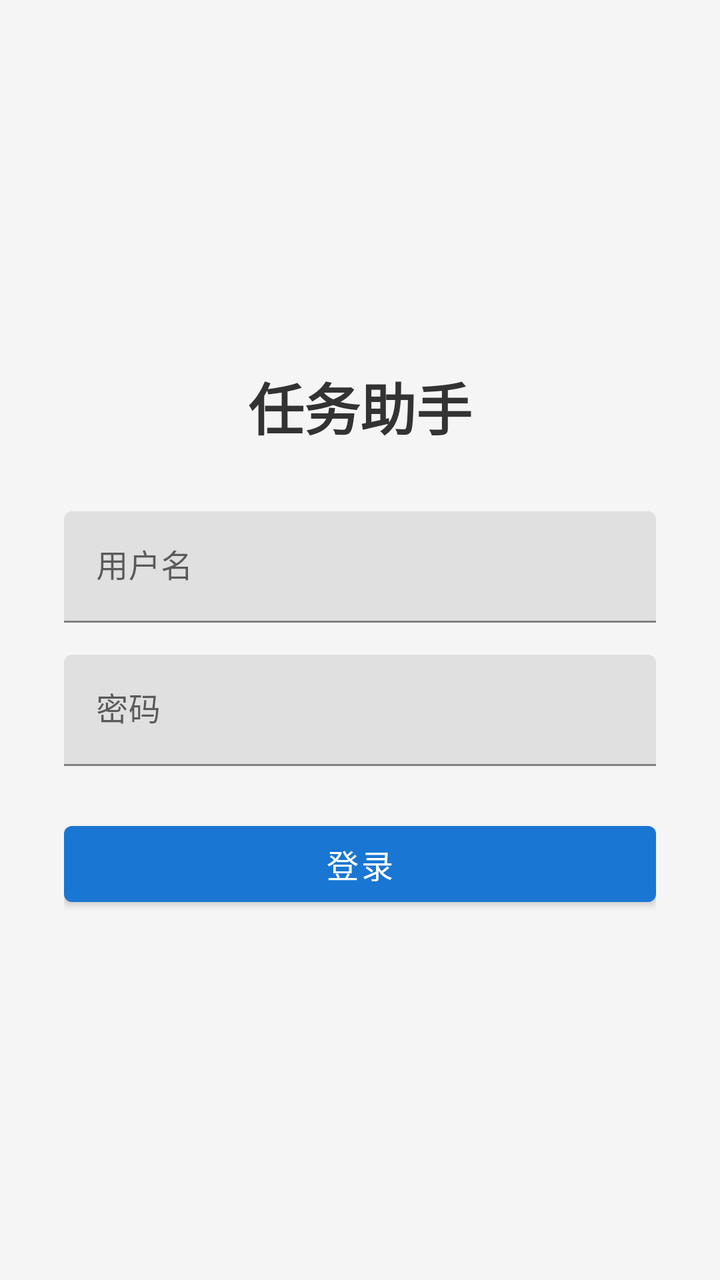
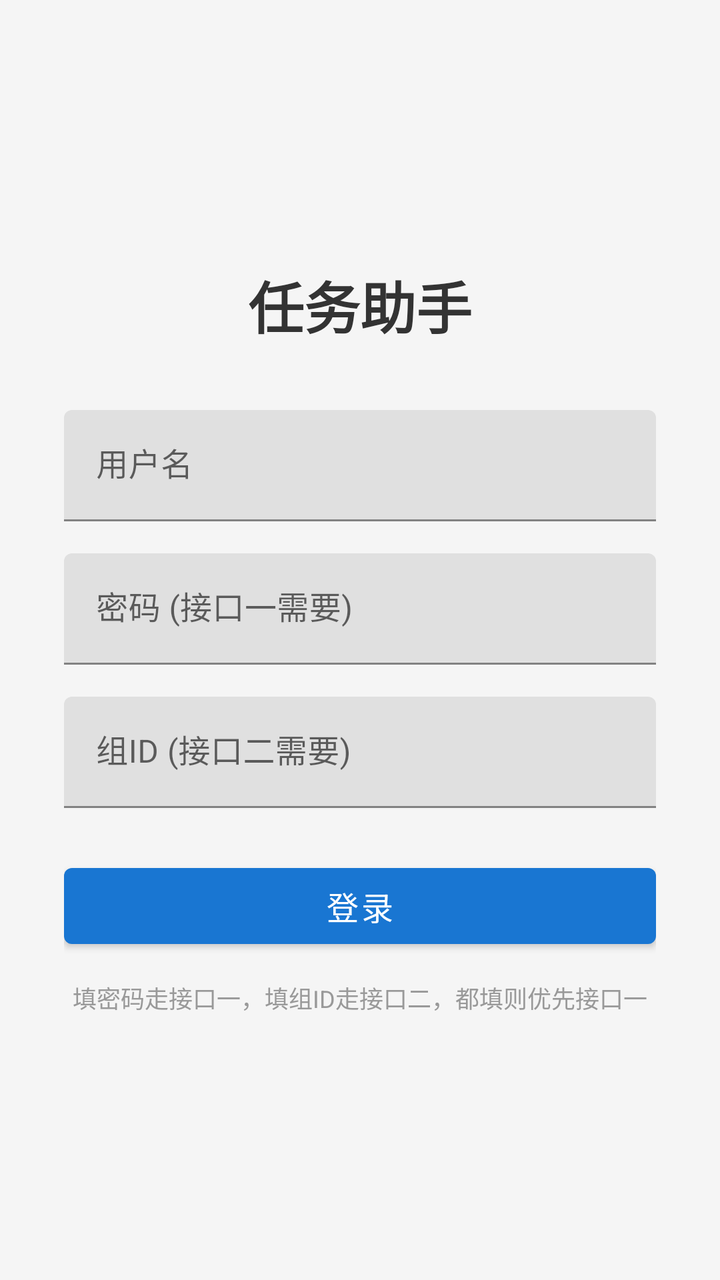

Before-and-after screenshots of an Android layout around one commit, followed by the original layout XML and the change that was made.
<!-- AndroidManifest.xml: activity theme Theme.TaskHelper -->
<!-- res/layout/activity_login.xml -->
<?xml version="1.0" encoding="utf-8"?>
<LinearLayout xmlns:android="http://schemas.android.com/apk/res/android"
    android:layout_width="match_parent"
    android:layout_height="match_parent"
    android:background="#F5F5F5"
    android:gravity="center"
    android:orientation="vertical"
    android:padding="32dp">

    <TextView
        android:layout_width="wrap_content"
        android:layout_height="wrap_content"
        android:layout_marginBottom="32dp"
        android:text="任务助手"
        android:textColor="#333333"
        android:textSize="28sp"
        android:textStyle="bold" />

    <com.google.android.material.textfield.TextInputLayout
        android:layout_width="match_parent"
        android:layout_height="wrap_content"
        android:layout_marginBottom="16dp"
        android:hint="用户名">

        <com.google.android.material.textfield.TextInputEditText
            android:id="@+id/et_username"
            android:layout_width="match_parent"
            android:layout_height="wrap_content"
            android:inputType="text" />
    </com.google.android.material.textfield.TextInputLayout>

    <com.google.android.material.textfield.TextInputLayout
        android:layout_width="match_parent"
        android:layout_height="wrap_content"
        android:layout_marginBottom="24dp"
        android:hint="密码">

        <com.google.android.material.textfield.TextInputEditText
            android:id="@+id/et_password"
            android:layout_width="match_parent"
            android:layout_height="wrap_content"
            android:inputType="textPassword" />
    </com.google.android.material.textfield.TextInputLayout>

    <com.google.android.material.button.MaterialButton
        android:id="@+id/btn_login"
        android:layout_width="match_parent"
        android:layout_height="50dp"
        android:text="登录"
        android:textSize="16sp" />

</LinearLayout>
<!-- resources referenced by this layout -->
<resources>
  <style name="Theme.TaskHelper" parent="Theme.MaterialComponents.Light.NoActionBar">
          <item name="colorPrimary">#1976D2</item>
          <item name="colorPrimaryVariant">#1565C0</item>
          <item name="colorOnPrimary">#FFFFFF</item>
          <item name="colorSecondary">#26A69A</item>
          <item name="colorSecondaryVariant">#00897B</item>
          <item name="colorOnSecondary">#FFFFFF</item>
          <item name="android:statusBarColor">#1565C0</item>
      </style>
</resources>

<!-- the commit's change to res/layout/activity_login.xml (unified diff, before → after) -->
@@ -32,14 +32,27 @@
     <com.google.android.material.textfield.TextInputLayout
         android:layout_width="match_parent"
         android:layout_height="wrap_content"
-        android:layout_marginBottom="24dp"
-        android:hint="密码">
+        android:layout_marginBottom="16dp"
+        android:hint="密码 (接口一需要)">
 
         <com.google.android.material.textfield.TextInputEditText
             android:id="@+id/et_password"
             android:layout_width="match_parent"
             android:layout_height="wrap_content"
             android:inputType="textPassword" />
+    </com.google.android.material.textfield.TextInputLayout>
+
+    <com.google.android.material.textfield.TextInputLayout
+        android:layout_width="match_parent"
+        android:layout_height="wrap_content"
+        android:layout_marginBottom="24dp"
+        android:hint="组ID (接口二需要)">
+
+        <com.google.android.material.textfield.TextInputEditText
+            android:id="@+id/et_group_id"
+            android:layout_width="match_parent"
+            android:layout_height="wrap_content"
+            android:inputType="text" />
     </com.google.android.material.textfield.TextInputLayout>
 
     <com.google.android.material.button.MaterialButton
@@ -49,4 +62,13 @@
         android:text="登录"
         android:textSize="16sp" />
 
+    <TextView
+        android:id="@+id/tv_login_hint"
+        android:layout_width="wrap_content"
+        android:layout_height="wrap_content"
+        android:layout_marginTop="12dp"
+        android:text="填密码走接口一，填组ID走接口二，都填则优先接口一"
+        android:textColor="#999999"
+        android:textSize="12sp" />
+
 </LinearLayout>
